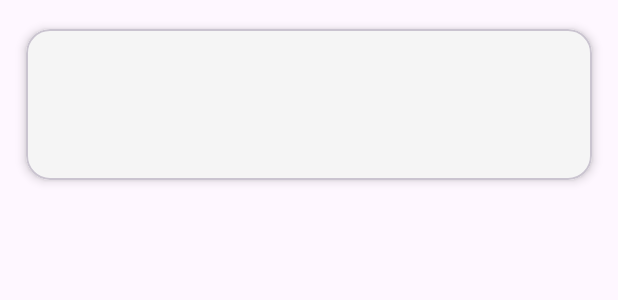
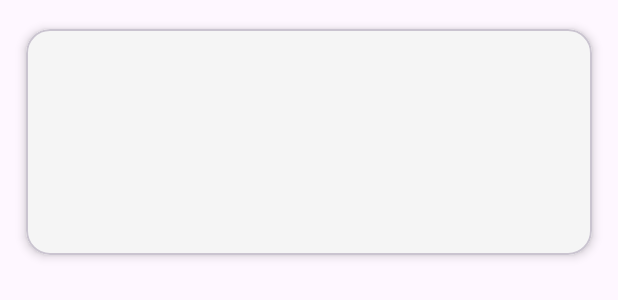
Before and after one commit to Pepengas/hmuapp, an Android app: the layout item_teacher.xml on its own in the app's theme, with its tools: preview values and no code run, on a phone screen of 412 x 824 dp. Shown: the top 300 px of the screen. Run offline under Robolectric (Android 15) with nearby library versions, the phone set to English and light mode, and no system bars.

Commit message:
Extend teacher info

```diff
--- a/app/src/main/java/gr/hmu/hmuapp/TeachersAdapter.kt
+++ b/app/src/main/java/gr/hmu/hmuapp/TeachersAdapter.kt
@@ -35,11 +35,17 @@ class TeachersAdapter(
         private val name: TextView = view.findViewById(R.id.name)
         private val title: TextView = view.findViewById(R.id.title)
         private val department: TextView = view.findViewById(R.id.department)
+        private val phone: TextView = view.findViewById(R.id.phone)
+        private val email: TextView = view.findViewById(R.id.email)
+        private val interests: TextView = view.findViewById(R.id.interests)
 
         fun bind(item: Teacher) {
             name.text = item.name
             title.text = item.title
             department.text = item.department
+            phone.text = item.phone
+            email.text = item.email
+            interests.text = item.interests
             itemView.setOnClickListener { onItemClick(item) }
         }
     }
--- a/app/src/main/java/gr/hmu/hmuapp/data/Teacher.kt
+++ b/app/src/main/java/gr/hmu/hmuapp/data/Teacher.kt
@@ -4,5 +4,8 @@ data class Teacher(
     val name: String,
     val title: String,
     val department: String,
+    val phone: String,
+    val email: String,
+    val interests: String,
     val profileUrl: String
 )
--- a/app/src/main/res/layout/item_teacher.xml
+++ b/app/src/main/res/layout/item_teacher.xml
@@ -34,5 +34,24 @@
             android:layout_height="wrap_content"
             android:textAppearance="?attr/textAppearanceBodySmall"
             android:textColor="@android:color/darker_gray" />
+
+        <TextView
+            android:id="@+id/phone"
+            android:layout_width="match_parent"
+            android:layout_height="wrap_content"
+            android:textAppearance="?attr/textAppearanceBodySmall" />
+
+        <TextView
+            android:id="@+id/email"
+            android:layout_width="match_parent"
+            android:layout_height="wrap_content"
+            android:autoLink="email"
+            android:textAppearance="?attr/textAppearanceBodySmall" />
+
+        <TextView
+            android:id="@+id/interests"
+            android:layout_width="match_parent"
+            android:layout_height="wrap_content"
+            android:textAppearance="?attr/textAppearanceBodySmall" />
     </LinearLayout>
 </com.google.android.material.card.MaterialCardView>
--- a/app/src/main/res/values/strings.xml
+++ b/app/src/main/res/values/strings.xml
@@ -10,4 +10,6 @@
     <string name="fetch_failed">Αποτυχία φόρτωσης ειδήσεων</string>
     <string name="no_internet">Δεν υπάρχει σύνδεση στο διαδίκτυο</string>
     <string name="search_teachers">Αναζήτηση...</string>
+    <string name="teachers_load_failed">Αποτυχία φόρτωσης καθηγητών</string>
+    <string name="no_teachers_found">Δεν βρέθηκαν διδάσκοντες</string>
 </resources>
```
Also changed, not shown: app/src/main/java/gr/hmu/hmuapp/TeachersFragment.kt (+34 -3 lines), app/src/main/java/gr/hmu/hmuapp/data/TeacherService.kt (+23 -1 lines), app/src/main/res/layout/fragment_teachers.xml (+9 -0 lines), 2 other files.
